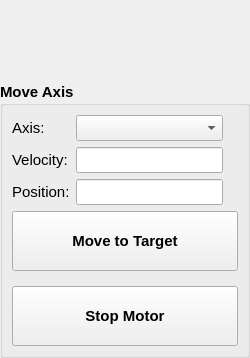
This is hallbench/gui/ui/moveaxiswidget.ui in lnls-ima/hall-bench-control as Qt 5 draws it before an edit; both pictures show x 0 to 250 and y 223 to 581 of the 250 by 581 pixel window. The edited form follows.
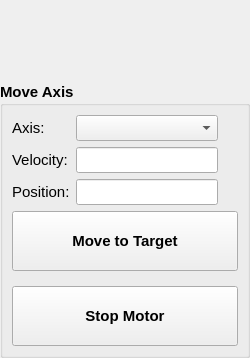
This is the edited form. Icons and pictures are not drawn.

Diff of the .ui file:
```diff
--- a/hallbench/gui/ui/moveaxiswidget.ui
+++ b/hallbench/gui/ui/moveaxiswidget.ui
@@ -70,6 +70,12 @@
       </property>
       <item row="0" column="0">
        <widget class="QLabel" name="label_9">
+        <property name="sizePolicy">
+         <sizepolicy hsizetype="Maximum" vsizetype="Preferred">
+          <horstretch>0</horstretch>
+          <verstretch>0</verstretch>
+         </sizepolicy>
+        </property>
         <property name="font">
          <font>
           <weight>50</weight>
@@ -83,6 +89,12 @@
       </item>
       <item row="0" column="1">
        <widget class="QComboBox" name="selectaxis_cmb">
+        <property name="sizePolicy">
+         <sizepolicy hsizetype="Minimum" vsizetype="Fixed">
+          <horstretch>0</horstretch>
+          <verstretch>0</verstretch>
+         </sizepolicy>
+        </property>
         <property name="font">
          <font>
           <weight>50</weight>
@@ -138,6 +150,12 @@
       </item>
       <item row="1" column="0">
        <widget class="QLabel" name="label_10">
+        <property name="sizePolicy">
+         <sizepolicy hsizetype="Maximum" vsizetype="Preferred">
+          <horstretch>0</horstretch>
+          <verstretch>0</verstretch>
+         </sizepolicy>
+        </property>
         <property name="font">
          <font>
           <weight>50</weight>
@@ -151,6 +169,12 @@
       </item>
       <item row="1" column="1">
        <widget class="QLineEdit" name="targetvel_le">
+        <property name="sizePolicy">
+         <sizepolicy hsizetype="Minimum" vsizetype="Fixed">
+          <horstretch>0</horstretch>
+          <verstretch>0</verstretch>
+         </sizepolicy>
+        </property>
         <property name="font">
          <font>
           <weight>50</weight>
@@ -194,7 +218,7 @@
       <item row="2" column="1">
        <widget class="QLineEdit" name="targetpos_le">
         <property name="sizePolicy">
-         <sizepolicy hsizetype="Preferred" vsizetype="Fixed">
+         <sizepolicy hsizetype="Minimum" vsizetype="Fixed">
           <horstretch>0</horstretch>
           <verstretch>0</verstretch>
          </sizepolicy>
```
Left out of the diff: 20 changed lines with no effect on the pictures.
